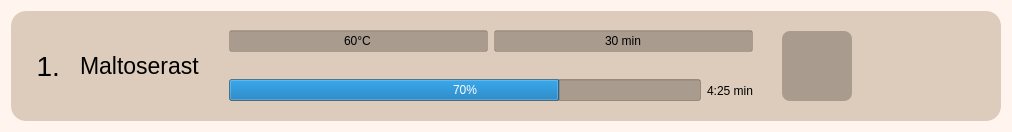
First picture: the form in ui/dwell.ui, repository mvx-320/brewery_heating_control, before the edit.
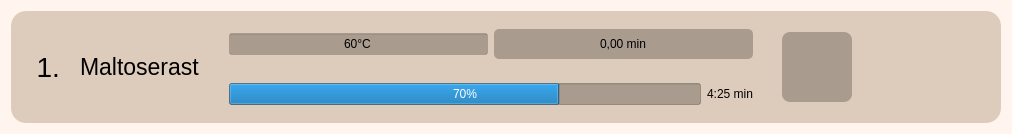
Second picture: the form after the edit. Icons and pictures are not drawn.

Commit message: Changed tar_time LineEdit to DoubleSpinBox #20

```diff
--- a/ui/dwell.ui
+++ b/ui/dwell.ui
@@ -117,19 +117,36 @@
              </widget>
             </item>
             <item>
-             <widget class="QLineEdit" name="lne_dwell_tar_time">
-              <property name="enabled">
-               <bool>true</bool>
+             <widget class="QDoubleSpinBox" name="doubleSpinBox">
+              <property name="sizePolicy">
+               <sizepolicy hsizetype="Expanding" vsizetype="Fixed">
+                <horstretch>0</horstretch>
+                <verstretch>0</verstretch>
+               </sizepolicy>
+              </property>
+              <property name="minimumSize">
+               <size>
+                <width>0</width>
+                <height>30</height>
+               </size>
               </property>
               <property name="styleSheet">
-               <string notr="true">background-color: rgba(0,0,0,60)</string>
+               <string notr="true">background-color: rgba(0,0,0,60);
+border: none;
+border-radius: 5px;</string>
               </property>
-              <property name="text">
-               <string>30 min</string>
+              <property name="locale">
+               <locale language="German" country="Germany"/>
               </property>
               <property name="alignment">
                <set>Qt::AlignCenter</set>
               </property>
+              <property name="buttonSymbols">
+               <enum>QAbstractSpinBox::NoButtons</enum>
+              </property>
+              <property name="suffix">
+               <string> min</string>
+              </property>
              </widget>
             </item>
            </layout>
```
The commit also changes 3 other files.
